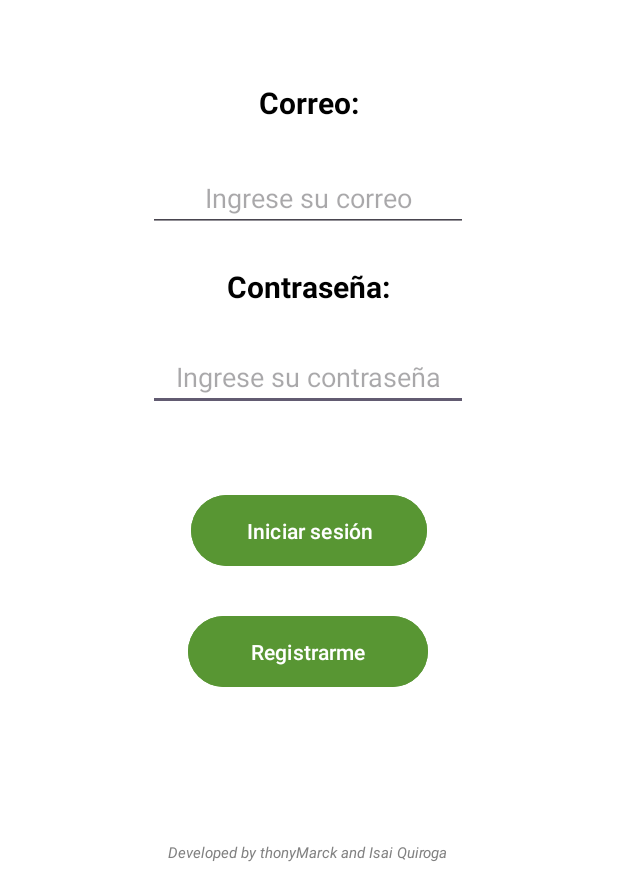
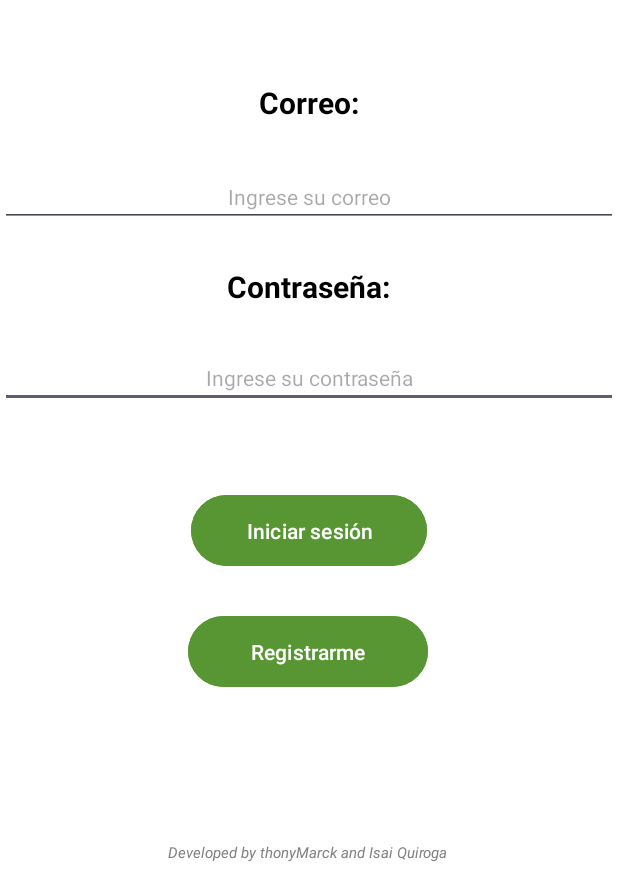
Before and after one commit to SaithG04/Eco-Ruta-AppMovil, an Android app: the screen it shows after launch (PrincipalUI before the commit, LoginPrincipalUI after it), on a phone screen of 412 x 824 dp, the part 363-1236 px from its top. Run offline under Robolectric (Android 15) with nearby library versions, the phone set to English and light mode, and no system bars; our stand-ins replace Firebase (no records; nobody signed in at launch, a user with empty details on screens opened directly).

Commit message:
UCV TO MYPC

```diff
--- a/app/build.gradle.kts
+++ b/app/build.gradle.kts
@@ -56,7 +56,8 @@ dependencies {
     implementation(libs.play.services.maps)
     implementation(libs.play.services.location)
     implementation(libs.firebaseDatabase)
-    implementation(libs.firebase.bom)
+    implementation(platform(libs.firebase.bom))
+    //noinspection UseTomlInstead
     implementation("com.google.firebase:firebase-analytics")
     implementation(libs.play.services.auth)
 }
--- a/app/src/main/AndroidManifest.xml
+++ b/app/src/main/AndroidManifest.xml
@@ -37,7 +37,7 @@
             android:name=".Interfaces.RegistroUsuarioUI"
             android:exported="false" />
         <activity
-            android:name=".Interfaces.PrincipalUI"
+            android:name=".Interfaces.LoginPrincipalUI"
             android:exported="true">
             <intent-filter>
                 <action android:name="android.intent.action.MAIN" />
--- a/app/src/main/java/com/qromarck/reciperu/DAO/DAOImplements/UsuarioDAOImpl.java
+++ b/app/src/main/java/com/qromarck/reciperu/DAO/DAOImplements/UsuarioDAOImpl.java
@@ -3,23 +3,17 @@ package com.qromarck.reciperu.DAO.DAOImplements;
 import static com.qromarck.reciperu.Utilities.CommonServiceUtilities.*;
 
 import android.app.Activity;
-import android.content.Context;
 import android.content.Intent;
-import android.os.Build;
 import android.widget.Toast;
 
 import androidx.annotation.*;
 
-import com.android.volley.RequestQueue;
-import com.android.volley.toolbox.Volley;
 import com.google.android.gms.tasks.*;
 import com.qromarck.reciperu.DAO.UsuarioDAO;
 import com.qromarck.reciperu.Entity.Usuario;
-import com.qromarck.reciperu.Interfaces.PrincipalUI;
-import com.qromarck.reciperu.Interfaces.RegistroUsuarioUI;
+import com.qromarck.reciperu.Interfaces.LoginPrincipalUI;
 import com.qromarck.reciperu.Utilities.DataAccessUtilities;
 
-import java.util.ArrayList;
 import java.util.List;
 import java.util.Map;
 import java.util.Objects;
@@ -57,7 +51,7 @@ public class UsuarioDAOImpl extends DataAccessUtilities implements UsuarioDAO {
                     public void onInsertionSuccess() {
                         Toast.makeText(activity.getApplicationContext(), "¡En hora buena, ahora eres parte de esta familia!.", Toast.LENGTH_LONG).show();
                         activity.finish();
-                        Intent intent = new Intent(activity.getApplicationContext(), PrincipalUI.class);
+                        Intent intent = new Intent(activity.getApplicationContext(), LoginPrincipalUI.class);
                         activity.startActivity(intent);
                     }
 
--- a/app/src/main/java/com/qromarck/reciperu/Interfaces/PrincipalUI.java
+++ b/app/src/main/java/com/qromarck/reciperu/Interfaces/LoginPrincipalUI.java
@@ -4,7 +4,6 @@ import android.annotation.SuppressLint;
 import android.content.Context;
 import android.content.SharedPreferences;
 import android.os.Bundle;
-import android.view.WindowManager;
 import android.widget.Button;
 import android.view.View;
 
@@ -32,16 +31,13 @@ import com.qromarck.reciperu.Utilities.*;
 
 import android.widget.EditText;
 import android.widget.FrameLayout;
-import android.widget.ImageView;
 import android.widget.ProgressBar;
 import android.widget.Toast;
-
-import java.security.MessageDigest;
 
 /**
  * Clase que representa la interfaz de usuario principal de la aplicación.
  */
-public class PrincipalUI extends AppCompatActivity {
+public class LoginPrincipalUI extends AppCompatActivity {
 
     // Declaración de variables
 
@@ -94,7 +90,7 @@ public class PrincipalUI extends AppCompatActivity {
         btnRegistrarse.setOnClickListener(new View.OnClickListener() {
             @Override
             public void onClick(View view) {
-                Intent intent = new Intent(PrincipalUI.this, RegistroUsuarioUI.class);
+                Intent intent = new Intent(LoginPrincipalUI.this, RegistroUsuarioUI.class);
                 startActivity(intent);
             }
         });
@@ -106,7 +102,7 @@ public class PrincipalUI extends AppCompatActivity {
                 String correo = edtCorreo.getText().toString();
                 String password = edtContrasena.getText().toString();
                 if (correo.isEmpty() || password.isEmpty()) {
-                    Toast.makeText(PrincipalUI.this, "¡Ey, faltan datos!", Toast.LENGTH_SHORT).show();
+                    Toast.makeText(LoginPrincipalUI.this, "¡Ey, faltan datos!", Toast.LENGTH_SHORT).show();
                 } else {
                     loginOnFireBase(correo, password); // Método para iniciar sesión en Firebase
                 }
@@ -126,7 +122,7 @@ public class PrincipalUI extends AppCompatActivity {
         // Crear un usuario con el correo proporcionado
         Usuario userSearched = new Usuario();
         userSearched.setEmail(correo);
-        UsuarioDAO usuarioDAO = new UsuarioDAOImpl(userSearched, PrincipalUI.this);
+        UsuarioDAO usuarioDAO = new UsuarioDAOImpl(userSearched, LoginPrincipalUI.this);
 
         // Buscar usuario en Firebase
         usuarioDAO.getUserOnFireBase(userSearched.getEmail(), new UsuarioDAOImpl.OnUserRetrievedListener() {
@@ -134,21 +130,20 @@ public class PrincipalUI extends AppCompatActivity {
             public void onUserRetrieved(Usuario usuario) {
                 if (usuario == null) { // Si no se encuentra el usuario
                     hideLoadingIndicator(); // Ocultar indicador de carga
-                    Toast.makeText(PrincipalUI.this, "No hay ninguna cuenta asociada a este correo.", Toast.LENGTH_LONG).show();
+                    Toast.makeText(LoginPrincipalUI.this, "No hay ninguna cuenta asociada a este correo.", Toast.LENGTH_LONG).show();
                 } else {
                     // Iniciar sesión con el correo y la contraseña proporcionados
                     mAuth.signInWithEmailAndPassword(correo, password).addOnCompleteListener(new OnCompleteListener<AuthResult>() {
                         @Override
                         public void onComplete(@NonNull Task<AuthResult> task) {
                             if (task.isSuccessful()) {
-                                SharedPreferences preferences = getSharedPreferences("com.qromarck.reciperu.PREFERENCE_FILE_KEY", Context.MODE_PRIVATE);
-                                @SuppressLint("CommitPrefEdits") SharedPreferences.Editor editor = preferences.edit();
+                                SharedPreferences.Editor editor = CommonServiceUtilities.getSystemEditor(LoginPrincipalUI.this);
                                 editor.putString("email", correo);
                                 editor.putString("fullName", usuario.getFull_name());
                                 editor.apply();
                                 DataAccessUtilities.usuario = usuario; // Establecer el usuario en DataAccessUtilities
                                 finish();
-                                startActivity(new Intent(PrincipalUI.this, MenuUI.class)); // Abrir actividad del menú
+                                startActivity(new Intent(LoginPrincipalUI.this, MenuUI.class)); // Abrir actividad del menú
                             }
                         }
                     }).addOnFailureListener(new OnFailureListener() {
@@ -175,7 +170,7 @@ public class PrincipalUI extends AppCompatActivity {
                             } else {
                                 errorMessage = "Lo sentimos, ha ocurrido un error.";
                             }
-                            Toast.makeText(PrincipalUI.this, errorMessage, duration).show();
+                            Toast.makeText(LoginPrincipalUI.this, errorMessage, duration).show();
                             hideLoadingIndicator();
                         }
                     });
@@ -189,13 +184,13 @@ public class PrincipalUI extends AppCompatActivity {
      * Método para mostrar el indicador de carga.
      */
     private void showLoadingIndicator() {
-        CommonServiceUtilities.showLoadingIndicator(PrincipalUI.this, loadingLayout, loadingIndicator);
+        CommonServiceUtilities.showLoadingIndicator(LoginPrincipalUI.this, loadingLayout, loadingIndicator);
     }
 
     /**
      * Método para ocultar el indicador de carga.
      */
     private void hideLoadingIndicator() {
-        CommonServiceUtilities.hideLoadingIndicator(PrincipalUI.this, loadingLayout, loadingIndicator);
+        CommonServiceUtilities.hideLoadingIndicator(LoginPrincipalUI.this, loadingLayout, loadingIndicator);
     }
 }
--- a/app/src/main/java/com/qromarck/reciperu/Interfaces/MenuUI.java
+++ b/app/src/main/java/com/qromarck/reciperu/Interfaces/MenuUI.java
@@ -16,6 +16,7 @@ import androidx.core.view.ViewCompat;
 import androidx.core.view.WindowInsetsCompat;
 
 import com.qromarck.reciperu.R;
+import com.qromarck.reciperu.Utilities.CommonServiceUtilities;
 import com.qromarck.reciperu.Utilities.DataAccessUtilities;
 
 public class MenuUI extends AppCompatActivity {
@@ -69,10 +70,9 @@ public class MenuUI extends AppCompatActivity {
     // Método para manejar el cierre de sesión
     private void cerrarSesion() {
         // Inicia la actividad principal
-        Intent intent = new Intent(MenuUI.this, PrincipalUI.class); // Reemplaza `PrincipalUI` con el nombre de tu actividad principal
+        Intent intent = new Intent(MenuUI.this, LoginPrincipalUI.class); // Reemplaza `PrincipalUI` con el nombre de tu actividad principal
         DataAccessUtilities.usuario = null;
-        SharedPreferences preferences = getSharedPreferences("com.qromarck.reciperu.PREFERENCE_FILE_KEY", Context.MODE_PRIVATE);
-        @SuppressLint("CommitPrefEdits") SharedPreferences.Editor editor = preferences.edit();
+        SharedPreferences.Editor editor = CommonServiceUtilities.getSystemEditor(MenuUI.this);
         editor.clear();
         editor.apply();
         startActivity(intent);
--- a/app/src/main/res/layout/activity_principal_ui.xml
+++ b/app/src/main/res/layout/activity_principal_ui.xml
@@ -6,7 +6,7 @@
     android:layout_width="match_parent"
     android:layout_height="match_parent"
     android:background="@color/white"
-    tools:context=".Interfaces.PrincipalUI">
+    tools:context=".Interfaces.LoginPrincipalUI">
 
 
     <ImageView
@@ -92,13 +92,14 @@
 
     <EditText
         android:id="@+id/edtContraLOGIN"
-        android:layout_width="wrap_content"
+        android:layout_width="match_parent"
         android:layout_height="wrap_content"
         android:ems="10"
         android:hint="Ingrese su contraseña"
         android:inputType="textPassword"
         android:textAlignment="center"
         android:textColor="#000000"
+        android:textSize="14sp"
         app:layout_constraintBottom_toBottomOf="@+id/textView3"
         app:layout_constraintEnd_toEndOf="parent"
         app:layout_constraintHorizontal_bias="0.497"
@@ -108,12 +109,13 @@
 
     <EditText
         android:id="@+id/edtCorreoLOGIN"
-        android:layout_width="wrap_content"
+        android:layout_width="match_parent"
         android:layout_height="wrap_content"
         android:ems="10"
         android:hint="Ingrese su correo"
         android:inputType="textEmailAddress"
         android:textAlignment="center"
+        android:textSize="14sp"
         app:layout_constraintBottom_toBottomOf="parent"
         app:layout_constraintEnd_toEndOf="parent"
         app:layout_constraintHorizontal_bias="0.497"
--- a/gradle/libs.versions.toml
+++ b/gradle/libs.versions.toml
@@ -18,7 +18,7 @@ firebaseDatabase = "20.3.1"
 playServicesLocation = "21.2.0"
 firebaseFirestore = "24.11.1"
 firebaseAuth = "22.3.1"
-playServicesAuth = "21.2.0"
+playServicesAuth = "21.1.0"
 
 [libraries]
 
```
Also changed, not shown: app/src/main/java/com/qromarck/reciperu/Interfaces/RegistroUsuarioUI.java (+4 -46 lines), app/src/main/java/com/qromarck/reciperu/Utilities/CommonServiceUtilities.java (+13 -1 lines), 1 other file.
